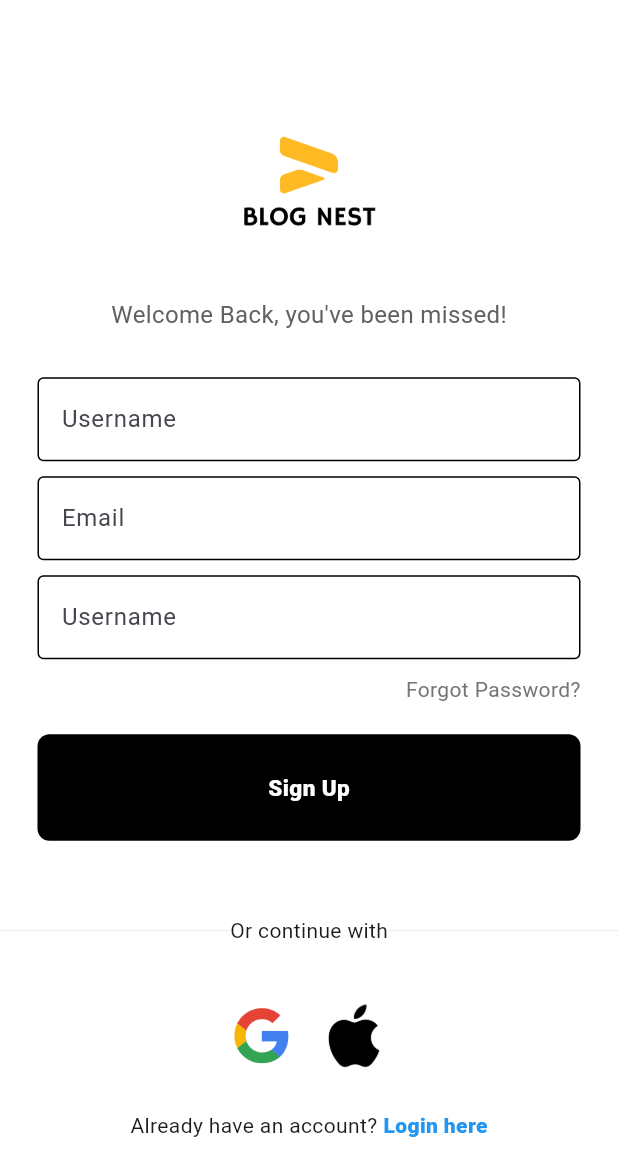
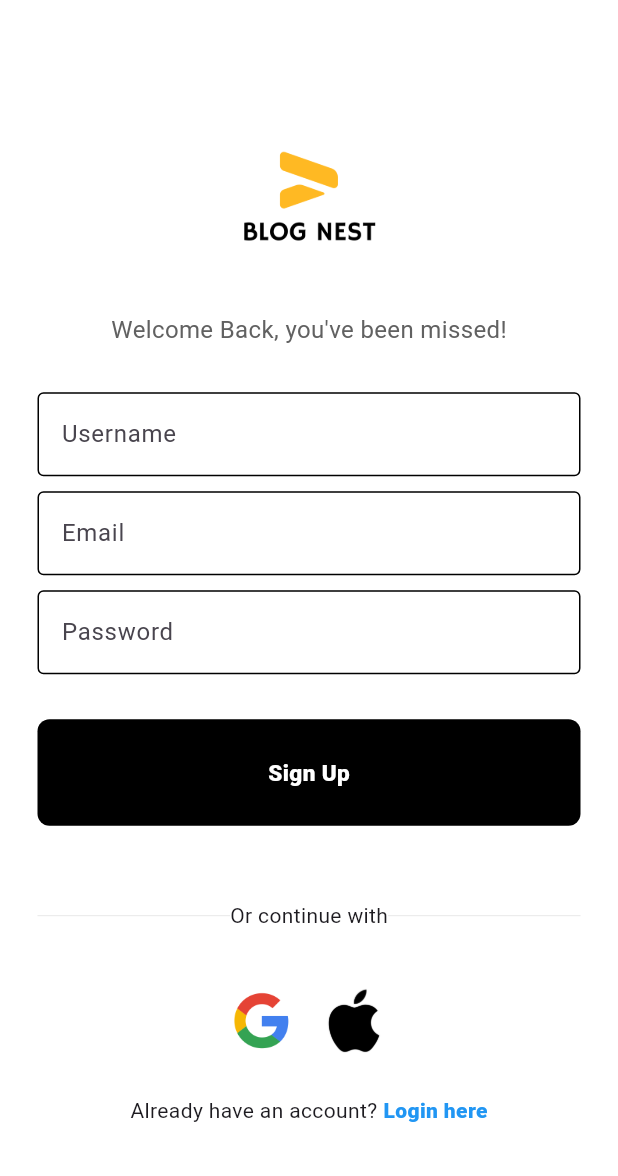
Before and after one commit to hastik07/flutter_blog_app, a Flutter app: the screen it shows after launch, on a phone screen of 412 x 824 dp. Shown: the top 1176 px of the screen. Run offline on Flutter 3.47's test engine with Material 3 defaults, Android fonts, the phone set to English and light mode, and no system bars.

Commit message:
do some changes

```diff
--- a/lib/signuppage.dart
+++ b/lib/signuppage.dart
@@ -51,23 +51,22 @@ class SignUpPage extends StatelessWidget {
                       focusedBorder: OutlineInputBorder(borderSide: BorderSide(color: Colors.grey.shade400)),
                       fillColor: Colors.white,
                       filled: true,
-                      hintText: 'Username',
+                      hintText: 'Password',
                   ),
                   obscureText: true,
                   keyboardType: TextInputType.visiblePassword,
                 ),
               ),
-              const SizedBox(height: 10,),
-              Padding(
-                padding: const EdgeInsets.symmetric(horizontal: 25.0),
-                child: Row(
-                  mainAxisAlignment: MainAxisAlignment.end,
-                  children: [
-                    Text('Forgot Password?', style: TextStyle(color: Colors.grey.shade600),),
-                  ],
-                ),
-              ),
-              const SizedBox(height: 20,),
+              // Padding(
+              //   padding: const EdgeInsets.symmetric(horizontal: 25.0),
+              //   child: Row(
+              //     mainAxisAlignment: MainAxisAlignment.end,
+              //     children: [
+              //       Text('Forgot Password?', style: TextStyle(color: Colors.grey.shade600),),
+              //     ],
+              //   ),
+              // ),
+              const SizedBox(height: 30,),
               Container(
                 padding: const EdgeInsets.all(25.0),
                 margin: const EdgeInsets.symmetric(horizontal: 25.0),
@@ -85,6 +84,7 @@ class SignUpPage extends StatelessWidget {
               const SizedBox(height: 50,),
               Row(
                 children: [
+                  const SizedBox(width: 25,),
                   Expanded(
                       child: Divider(
                         thickness: 0.5,
@@ -98,6 +98,7 @@ class SignUpPage extends StatelessWidget {
                       color: Colors.grey[300],
                     ),
                   ),
+                  const SizedBox(width: 25,),
                 ],
               ),
               const SizedBox(height: 30,),
```
